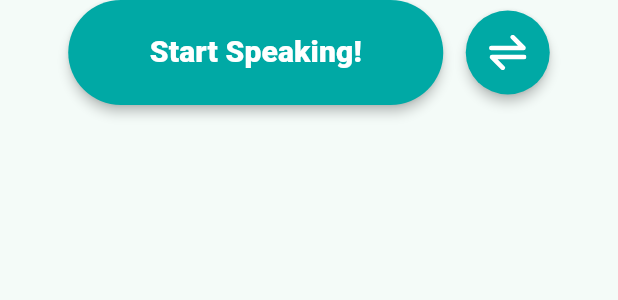
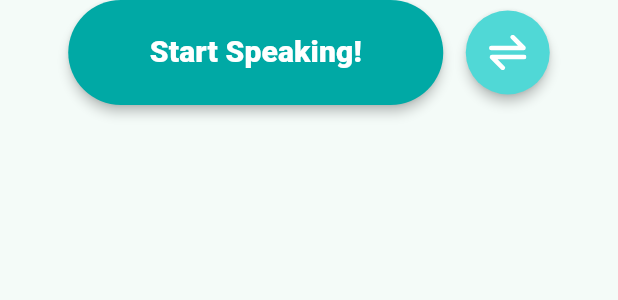
Before and after one commit to kemdav/voquadro, a Flutter app: the StartSpeakingActions widget shown alone on an empty page, opened directly, after a tap on "Start Speaking!", on a phone screen of 412 x 824 dp. Shown: the top 300 px of the screen. Run offline on Flutter 3.47's test engine with Material 3 defaults, Android fonts, the phone set to English and light mode, and no system bars; our stand-ins replace email_validator, flutter_dotenv, flutter_svg, image_picker, just_audio, logger and 2 more; missing offline and left inert: bcrypt, flutter_pdfview, record; accounts and stored records are empty.

Commit message:
update: cleaned default, nav, and speaking actions

```diff
--- a/lib/widgets/BottomBar/navigation_icons.dart
+++ b/lib/widgets/BottomBar/navigation_icons.dart
@@ -8,6 +8,7 @@ import 'package:voquadro/screens/home/settings/settings_stage.dart';
 import 'package:voquadro/screens/home/public_speaking_profile_stage.dart';
 import 'package:voquadro/screens/gameplay/publicSpeaking/pages/mic_test_page.dart';
 import 'package:voquadro/screens/gameplay/publicSpeaking/public_speaking_home_page.dart';
+import 'package:voquadro/src/hex_color.dart';
 
 class NavigationIcons extends StatefulWidget {
   const NavigationIcons({super.key});
@@ -191,7 +192,8 @@ class _OptionsTrayOverlayState extends State<_OptionsTrayOverlay>
   late Animation<Offset> _slideAnimation;
   late Animation<double> _opacityAnimation;
 
-  static const Color _menuBackgroundColor = Color(0xFF2C2C3E);
+  // Use hex_color extension (removed 'const' as .toColor() is calculated)
+  static final Color _menuBackgroundColor = "2C2C3E".toColor();
   static const Color _dividerColor = Colors.white12;
 
   @override
--- a/lib/widgets/BottomBar/start_speaking_actions.dart
+++ b/lib/widgets/BottomBar/start_speaking_actions.dart
@@ -2,29 +2,31 @@ import 'package:flutter/material.dart';
 import 'package:flutter_svg/flutter_svg.dart';
 import 'package:logger/logger.dart';
 import 'package:provider/provider.dart';
-import 'package:voquadro/hubs/controllers/app_flow_controller.dart';
 import 'package:voquadro/hubs/controllers/public-speaking-controller/public_speaking_controller.dart';
 import 'package:voquadro/src/hex_color.dart';
 
-var logger = Logger();
-
 class StartSpeakingActions extends StatelessWidget {
   const StartSpeakingActions({super.key});
+
+  static final Logger _logger = Logger();
+
+  static const double _mainButtonHeight = 70.0;
+  static const double _mainButtonWidth = 250.0;
+  static const double _spacing = 15.0;
 
   @override
   Widget build(BuildContext context) {
     return Row(
       mainAxisAlignment: MainAxisAlignment.center,
       children: [
-        // Start Speaking button
         SizedBox(
-          height: 70,
-          width: 250,
+          height: _mainButtonHeight,
+          width: _mainButtonWidth,
           child: FloatingActionButton(
             heroTag: 'start_speaking_fab',
             shape: const StadiumBorder(),
             onPressed: () {
-              logger.d('Start Speaking button pressed!');
+              _logger.d('Start Speaking button pressed!');
               context.read<PublicSpeakingController>().startMicTest();
             },
             backgroundColor: "00A9A5".toColor(),
@@ -39,16 +41,17 @@ class StartSpeakingActions extends StatelessWidget {
             ),
           ),
         ),
-        const SizedBox(width: 15),
-        // Mode Switcher button (circular) - NOT wrapped in SizedBox
+
+        const SizedBox(width: _spacing),
+
         FloatingActionButton(
           heroTag: 'mode_switcher_fab',
           shape: const CircleBorder(),
           onPressed: () {
-            logger.d('Mode switcher button pressed!');
-            // No functionality for now
+            _logger.d('Mode switcher button pressed!');
+            // TODO: Implement mode switching functionality
           },
-          backgroundColor: "00A9A5".toColor(),
+          backgroundColor: "50D8D6".toColor(),
           elevation: 3.0,
           child: SvgPicture.asset(
             'assets/homepage_assets/mode_switcher.svg',
```
Also changed, not shown: lib/widgets/AppBar/default_actions.dart (+7 -4 lines).
